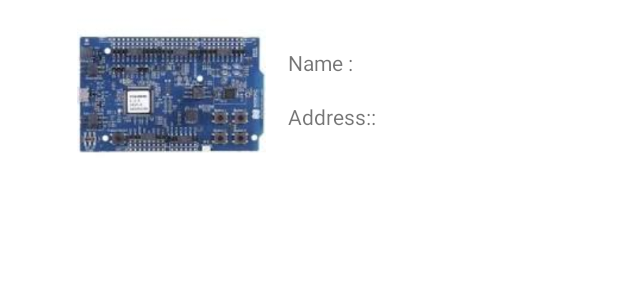
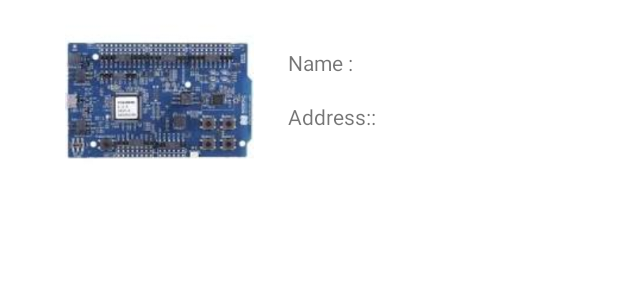
Before and after one commit to Eugeneconstant/FoodofEugene, an Android app: the layout activity_b_l_e_scan_detail.xml on its own in the app's theme, with its tools: preview values and no code run, on a phone screen of 412 x 824 dp. Shown: the top 300 px of the screen. Run offline under Robolectric (Android 15) with nearby library versions, the phone set to English and light mode, and no system bars; network calls fail; Roboto replaces fonts that are not available here.

Commit message:
create new packages

```diff
--- a/app/src/main/AndroidManifest.xml
+++ b/app/src/main/AndroidManifest.xml
@@ -16,9 +16,9 @@
         android:supportsRtl="true"
         android:theme="@style/Theme.FoodOfEugene"
         android:usesCleartextTraffic="true">
-        <activity android:name=".BLEScanDetailActivity"></activity>
-        <activity android:name=".BLEScanActivity" />
-        <activity android:name=".DetailActivity" />
+        <activity android:name=".ble.detail_ble.BLEScanDetailActivity"></activity>
+        <activity android:name=".ble.BLEScanActivity" />
+        <activity android:name=".detail.DetailActivity" />
         <activity android:name=".CategoryActivity" />
         <activity android:name=".HomeActivity">
             <intent-filter>
--- a/app/src/main/java/fr/isen/eugene/foodofeugene/HomeActivity.kt
+++ b/app/src/main/java/fr/isen/eugene/foodofeugene/HomeActivity.kt
@@ -3,6 +3,7 @@ package fr.isen.eugene.foodofeugene
 import android.content.Intent
 import android.os.Bundle
 import androidx.appcompat.app.AppCompatActivity
+import fr.isen.eugene.foodofeugene.ble.BLEScanActivity
 import fr.isen.eugene.foodofeugene.databinding.ActivityHomeBinding
 
 
--- a/app/src/main/java/fr/isen/eugene/foodofeugene/DeviceAdapter.kt
+++ b/app/src/main/java/fr/isen/eugene/foodofeugene/ble/DeviceAdapter.kt
@@ -1,4 +1,4 @@
-package fr.isen.eugene.foodofeugene
+package fr.isen.eugene.foodofeugene.ble
 
 import android.bluetooth.le.ScanResult
 import android.view.LayoutInflater
@@ -6,6 +6,7 @@ import android.view.View
 import android.view.ViewGroup
 import android.widget.TextView
 import androidx.recyclerview.widget.RecyclerView
+import fr.isen.eugene.foodofeugene.R
 import fr.isen.eugene.foodofeugene.databinding.CellDeviceBinding
 
 
--- a/app/src/main/java/fr/isen/eugene/foodofeugene/BLEScanDetailActivity.kt
+++ b/app/src/main/java/fr/isen/eugene/foodofeugene/ble/detail_ble/BLEScanDetailActivity.kt
@@ -1,8 +1,6 @@
-package fr.isen.eugene.foodofeugene
+package fr.isen.eugene.foodofeugene.ble.detail_ble
 
 import android.bluetooth.BluetoothDevice
-import android.bluetooth.le.ScanRecord
-import android.bluetooth.le.ScanResult
 import android.os.Build
 import androidx.appcompat.app.AppCompatActivity
 import android.os.Bundle
@@ -28,12 +26,10 @@ class BLEScanDetailActivity : AppCompatActivity() {
 
         binding.namedevice.text = listdevice?.name
         binding.deviceAdress.text = listdevice?.address
-
         binding.devicecharacteristic.layoutManager = LinearLayoutManager(this)
         devAdapter = DetailBleAdapter(deviceList)
         binding.devicecharacteristic.adapter = devAdapter
         devAdapter.notifyDataSetChanged()
-
         val detail1 = Device("Coucou", "uuid", "proprietes", "10")
         deviceList.add(detail1)
 
--- a/app/src/main/java/fr/isen/eugene/foodofeugene/DetailBleAdapter.kt
+++ b/app/src/main/java/fr/isen/eugene/foodofeugene/ble/detail_ble/DetailBleAdapter.kt
@@ -1,11 +1,10 @@
-package fr.isen.eugene.foodofeugene
+package fr.isen.eugene.foodofeugene.ble.detail_ble
 
 import android.view.LayoutInflater
 import android.view.View
 import android.view.ViewGroup
 import androidx.recyclerview.widget.RecyclerView
 import fr.isen.eugene.foodofeugene.Model.Device
-import fr.isen.eugene.foodofeugene.databinding.ActivityBLEScanDetailBinding
 import fr.isen.eugene.foodofeugene.databinding.CellDeviceDetailBinding
 
 class DetailBleAdapter(private var deviceList: List<Device>): RecyclerView.Adapter<DetailBleAdapter.ViewHolder>() {
--- a/app/src/main/java/fr/isen/eugene/foodofeugene/CategoryActivity.kt
+++ b/app/src/main/java/fr/isen/eugene/foodofeugene/category/CategoryActivity.kt
@@ -14,9 +14,10 @@ import fr.isen.eugene.foodofeugene.HomeActivity.Companion.CATEGORY_NAME
 import fr.isen.eugene.foodofeugene.Model.Data
 import fr.isen.eugene.foodofeugene.Model.Items
 import fr.isen.eugene.foodofeugene.Type.Companion.categoryTitle
+import fr.isen.eugene.foodofeugene.category.CategoryAdapter
 import fr.isen.eugene.foodofeugene.databinding.ActivityCategoryBinding
 import org.json.JSONObject
-import fr.isen.eugene.foodofeugene.DetailActivity as DetailActivity
+import fr.isen.eugene.foodofeugene.detail.DetailActivity
 
 
 enum class Type{
--- a/app/src/main/java/fr/isen/eugene/foodofeugene/CategoryAdapter.kt
+++ b/app/src/main/java/fr/isen/eugene/foodofeugene/category/CategoryAdapter.kt
@@ -1,4 +1,4 @@
-package fr.isen.eugene.foodofeugene
+package fr.isen.eugene.foodofeugene.category
 
 
 import android.view.LayoutInflater
@@ -10,6 +10,7 @@ import android.widget.TextView
 import androidx.recyclerview.widget.RecyclerView
 import com.squareup.picasso.Picasso
 import fr.isen.eugene.foodofeugene.Model.Items
+import fr.isen.eugene.foodofeugene.R
 import fr.isen.eugene.foodofeugene.databinding.CellCategoryBinding
 
 
--- a/app/src/main/java/fr/isen/eugene/foodofeugene/DetailActivity.kt
+++ b/app/src/main/java/fr/isen/eugene/foodofeugene/detail/DetailActivity.kt
@@ -1,4 +1,4 @@
-package fr.isen.eugene.foodofeugene
+package fr.isen.eugene.foodofeugene.detail
 
 import androidx.appcompat.app.AppCompatActivity
 import android.os.Bundle
--- a/app/src/main/java/fr/isen/eugene/foodofeugene/DetailAdapter.kt
+++ b/app/src/main/java/fr/isen/eugene/foodofeugene/detail/DetailAdapter.kt
@@ -1,4 +1,4 @@
-package fr.isen.eugene.foodofeugene
+package fr.isen.eugene.foodofeugene.detail
 
 import fr.isen.eugene.foodofeugene.Model.Items
 
--- a/app/src/main/res/layout/activity_b_l_e_scan.xml
+++ b/app/src/main/res/layout/activity_b_l_e_scan.xml
@@ -4,7 +4,7 @@
     xmlns:tools="http://schemas.android.com/tools"
     android:layout_width="match_parent"
     android:layout_height="match_parent"
-    tools:context=".BLEScanActivity">
+    tools:context=".ble.BLEScanActivity">
 
     <ProgressBar
         android:id="@+id/loadingProgress"
--- a/app/src/main/res/layout/activity_b_l_e_scan_detail.xml
+++ b/app/src/main/res/layout/activity_b_l_e_scan_detail.xml
@@ -4,7 +4,7 @@
     xmlns:tools="http://schemas.android.com/tools"
     android:layout_width="match_parent"
     android:layout_height="match_parent"
-    tools:context=".BLEScanDetailActivity">
+    tools:context=".ble.detail_ble.BLEScanDetailActivity">
 
     <TextView
         android:id="@+id/namedevice"
@@ -30,11 +30,12 @@
         android:id="@+id/nordicimage"
         android:layout_width="156dp"
         android:layout_height="126dp"
-        android:layout_marginStart="36dp"
+        android:layout_marginStart="28dp"
+        android:layout_marginTop="4dp"
+        android:contentDescription="@string/img_view"
         app:layout_constraintStart_toStartOf="parent"
         app:layout_constraintTop_toTopOf="parent"
-        app:srcCompat="@drawable/nrf"
-        android:contentDescription="@string/img_view" />
+        app:srcCompat="@drawable/nrf" />
 
     <androidx.recyclerview.widget.RecyclerView
         android:id="@+id/devicecharacteristic"
```
Also changed, not shown: app/src/main/java/fr/isen/eugene/foodofeugene/ble/BLEScanActivity.kt (renamed from app/src/main/java/fr/isen/eugene/foodofeugene/BLEScanActivity.kt, +7 -9 lines).
